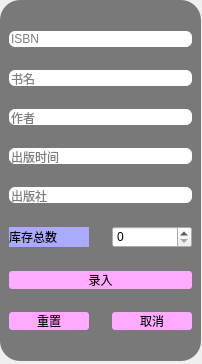
Qt form insert.ui (XiAoY0/BookStoreMangement) before a commit.
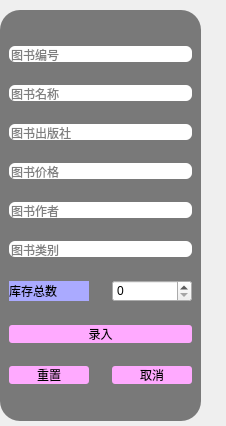
The same form after that commit.

What changed in the file:
```diff
--- a/insert.ui
+++ b/insert.ui
@@ -6,8 +6,8 @@
    <rect>
     <x>0</x>
     <y>0</y>
-    <width>202</width>
-    <height>364</height>
+    <width>226</width>
+    <height>426</height>
    </rect>
   </property>
   <property name="sizePolicy">
@@ -23,9 +23,9 @@
    <property name="geometry">
     <rect>
      <x>0</x>
-     <y>0</y>
+     <y>10</y>
      <width>201</width>
-     <height>361</height>
+     <height>411</height>
     </rect>
    </property>
    <property name="styleSheet">
@@ -63,7 +63,7 @@
     <item>
      <widget class="QLineEdit" name="lineEdit">
       <property name="placeholderText">
-       <string>ISBN</string>
+       <string>图书编号</string>
       </property>
       <property name="clearButtonEnabled">
        <bool>true</bool>
@@ -72,8 +72,11 @@
     </item>
     <item>
      <widget class="QLineEdit" name="lineEdit_2">
+      <property name="text">
+       <string/>
+      </property>
       <property name="placeholderText">
-       <string>书名</string>
+       <string>图书名称</string>
       </property>
       <property name="clearButtonEnabled">
        <bool>true</bool>
@@ -83,7 +86,7 @@
     <item>
      <widget class="QLineEdit" name="lineEdit_3">
       <property name="placeholderText">
-       <string>作者</string>
+       <string>图书出版社</string>
       </property>
       <property name="clearButtonEnabled">
        <bool>true</bool>
@@ -96,7 +99,17 @@
        <string/>
       </property>
       <property name="placeholderText">
-       <string>出版时间</string>
+       <string>图书价格</string>
+      </property>
+      <property name="clearButtonEnabled">
+       <bool>true</bool>
+      </property>
+     </widget>
+    </item>
+    <item>
+     <widget class="QLineEdit" name="lineEdit_6">
+      <property name="placeholderText">
+       <string>图书作者</string>
       </property>
       <property name="clearButtonEnabled">
        <bool>true</bool>
@@ -106,7 +119,7 @@
     <item>
      <widget class="QLineEdit" name="lineEdit_5">
       <property name="placeholderText">
-       <string>出版社</string>
+       <string>图书类别</string>
       </property>
       <property name="clearButtonEnabled">
        <bool>true</bool>
```
Left out of the diff: 2 changed lines with no effect on the pictures.
